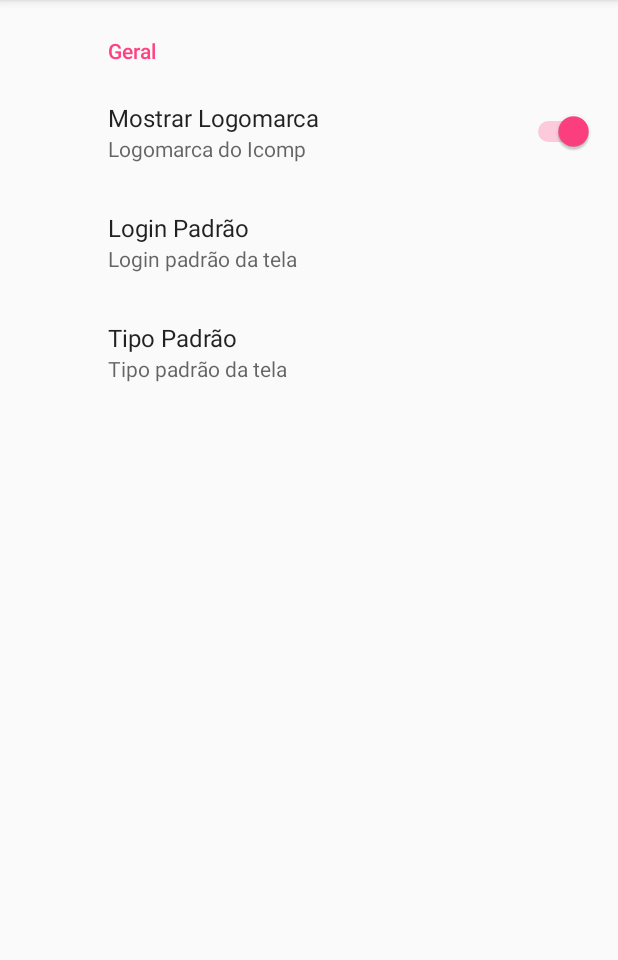
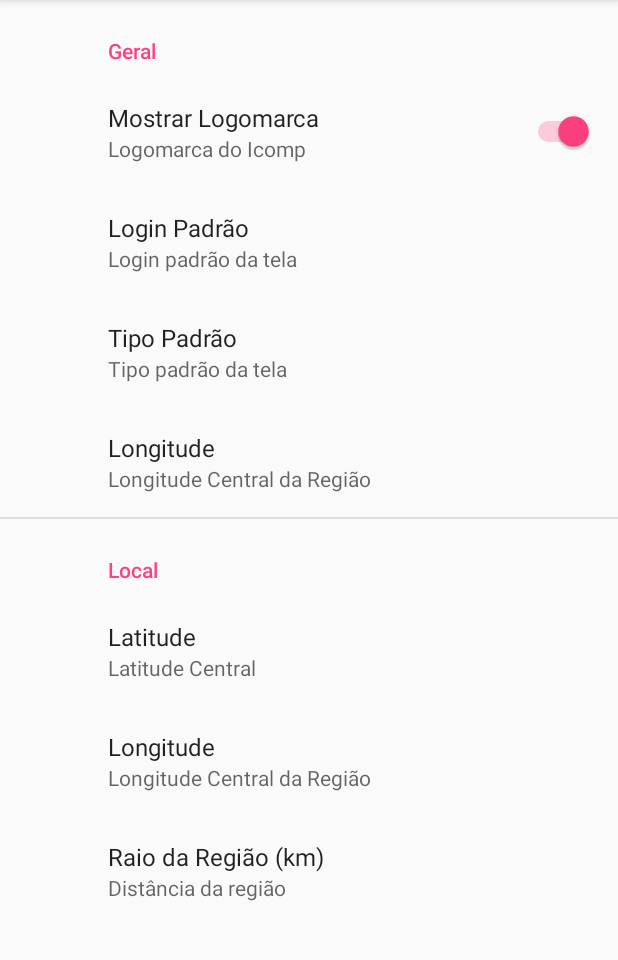
Before and after one commit to RobsonRojas/AndroidTraining, an Android app: the screen it shows after launch (PreferencesActivity), in the options menu, after a tap on "Configurações", on a phone screen of 412 x 824 dp, the part 84-1044 px from its top. Run offline under Robolectric (Android 15) with nearby library versions, the phone set to English and light mode, and no system bars; our stand-ins replace androidx.preference; 1 statement that could not run was skipped.

Commit message:
Atividade3

```diff
--- a/HelloWorldv10/app/src/main/java/br/edu/ufam/icomp/helloworldv10/MainActivity.java
+++ b/HelloWorldv10/app/src/main/java/br/edu/ufam/icomp/helloworldv10/MainActivity.java
@@ -1,5 +1,6 @@
 package br.edu.ufam.icomp.helloworldv10;
 
+import android.annotation.SuppressLint;
 import android.app.Activity;
 import android.content.Context;
 import android.content.Intent;
@@ -77,10 +78,34 @@ public class MainActivity extends AppCompatActivity {
     }
 
     public void entrarClicado(View view) {
+        // getting region preferences
+        SharedPreferences sharedPreferences = PreferenceManager.getDefaultSharedPreferences(this);
+
+        String raioPref = sharedPreferences.getString("raio", "0");
+        String latitudePref = sharedPreferences.getString("latitude", "0");
+        String longitudePref = sharedPreferences.getString("longitude", "0");
+        Double raio = Double.valueOf(raioPref);
+        Double latitude = Double.valueOf(latitudePref);
+        Double longitude = Double.valueOf(longitudePref);
+
+        LocationManager locationManager
+                = (LocationManager) this.getSystemService(Context.LOCATION_SERVICE);
+
+        @SuppressLint("MissingPermission")
+        Location location = locationManager.getLastKnownLocation(LocationManager.GPS_PROVIDER);
+
+        Location crntLocation=new Location("crntlocation");
+        crntLocation.setLatitude(latitude);
+        crntLocation.setLongitude(longitude);
+
+        float distance = location.distanceTo(crntLocation) / 1000;
+
+        // checking region
+        if (distance < raio) {
             Intent intent = new Intent(this, BemVindoActivity.class);
 
-        EditText inputLogin = (EditText) findViewById(R.id.editLogin);
-        EditText inputSenha = (EditText) findViewById(R.id.editSenha);
+            EditText inputLogin = findViewById(R.id.editLogin);
+            EditText inputSenha = findViewById(R.id.editSenha);
 
             // Verifica a senha
             UsuarioDAO usuarioDAO = new UsuarioDAO(this);
@@ -94,7 +119,10 @@ public class MainActivity extends AppCompatActivity {
                 Toast.makeText(this, "Usuário e/ou Senha inválidos!",
                         Toast.LENGTH_SHORT).show();
             }
-
+        } else {
+            Toast.makeText(this, "Região Inválida para Login",
+                    Toast.LENGTH_SHORT).show();
+        }
     }
 
     @Override
--- a/HelloWorldv10/app/src/main/res/xml/preferences.xml
+++ b/HelloWorldv10/app/src/main/res/xml/preferences.xml
@@ -19,5 +19,28 @@
         android:key="tipo"
         android:summary="Tipo padrão da tela"
         android:title="Tipo Padrão"/>
+    <EditTextPreference
+        android:key="longitude"
+        android:dialogTitle="Longitude"
+        android:summary="Longitude Central da Região"
+        android:title="Longitude"/>
+    <PreferenceCategory
+        android:title="Local">
+        <EditTextPreference
+            android:key="latitude"
+            android:dialogTitle="Latitude"
+            android:summary="Latitude Central"
+            android:title="Latitude"/>
+        <EditTextPreference
+            android:key="longitude"
+            android:dialogTitle="Longitude"
+            android:summary="Longitude Central da Região"
+            android:title="Longitude"/>
+        <EditTextPreference
+            android:key="raio"
+            android:dialogTitle="Raio"
+            android:summary="Distância da região"
+            android:title="Raio da Região (km)"/>
+    </PreferenceCategory>
 </PreferenceCategory>
 </PreferenceScreen>
```
Lines whose indentation alone changed are shown as unchanged.
